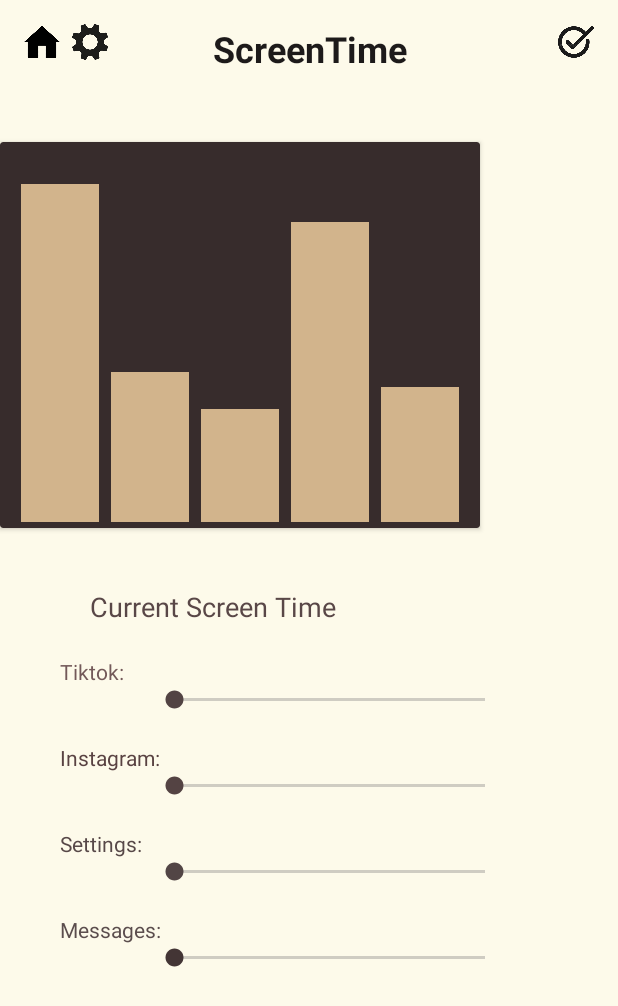
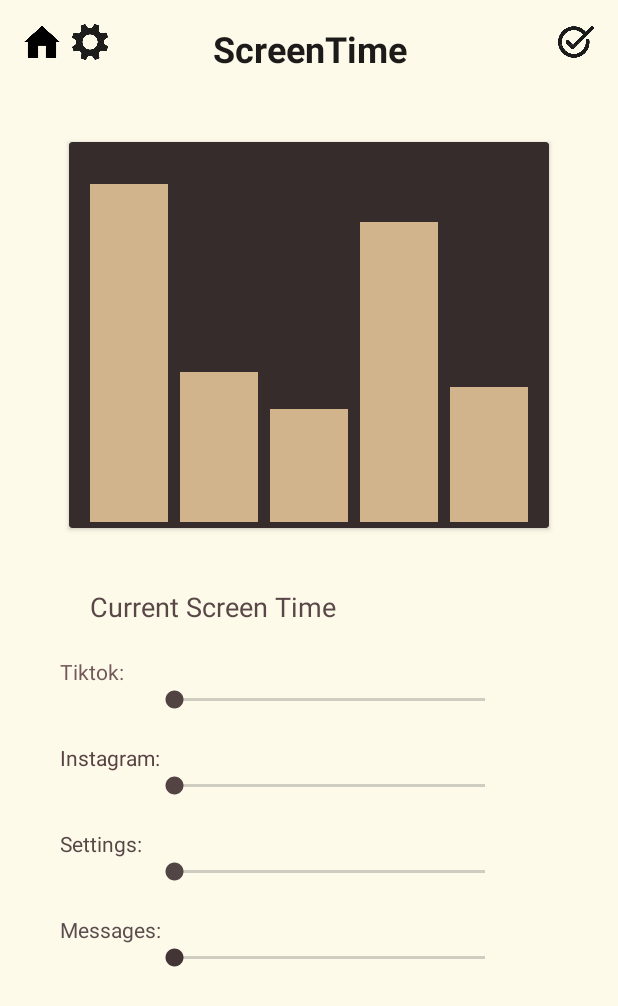
Before and after one commit to movech123/OffThePhone, an Android app: the ScreenTime screen opened directly, with no data from a screen before it, on a phone screen of 412 x 824 dp. Shown: the top 1006 px of the screen. Run offline under Robolectric (Android 15) with nearby library versions, the phone set to English and light mode, and no system bars; Roboto replaces fonts that are not available here.

Commit message:
Screentime page actually fixed

```diff
--- a/app/src/main/res/layout/activity_screen_time.xml
+++ b/app/src/main/res/layout/activity_screen_time.xml
@@ -70,6 +70,8 @@
         android:foregroundGravity="center_vertical|center|center_horizontal"
         app:cardBackgroundColor="#372C2C"
         app:layout_constraintTop_toBottomOf="@id/header"
+        app:layout_constraintStart_toStartOf="parent"
+        app:layout_constraintEnd_toEndOf="parent"
         tools:layout_editor_absoluteX="70dp">
 
         <LinearLayout
```
